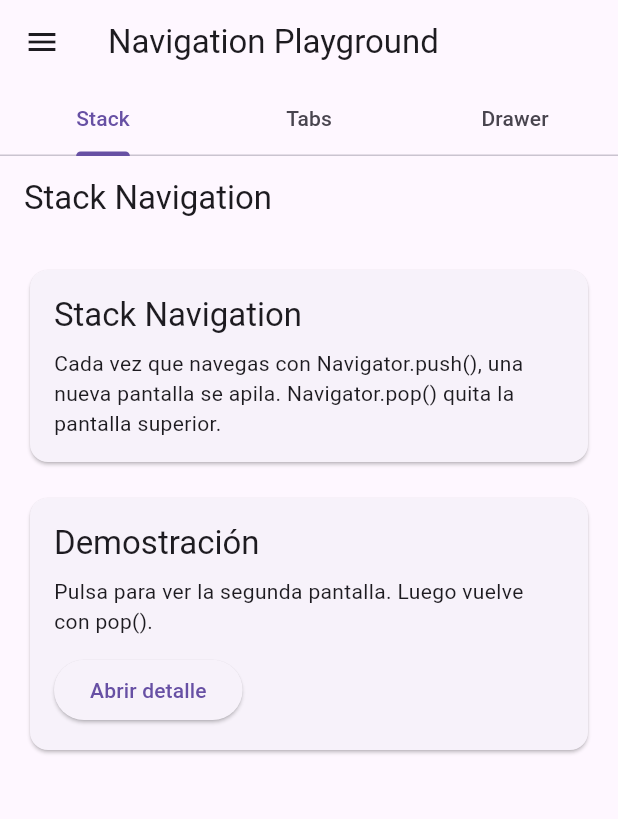
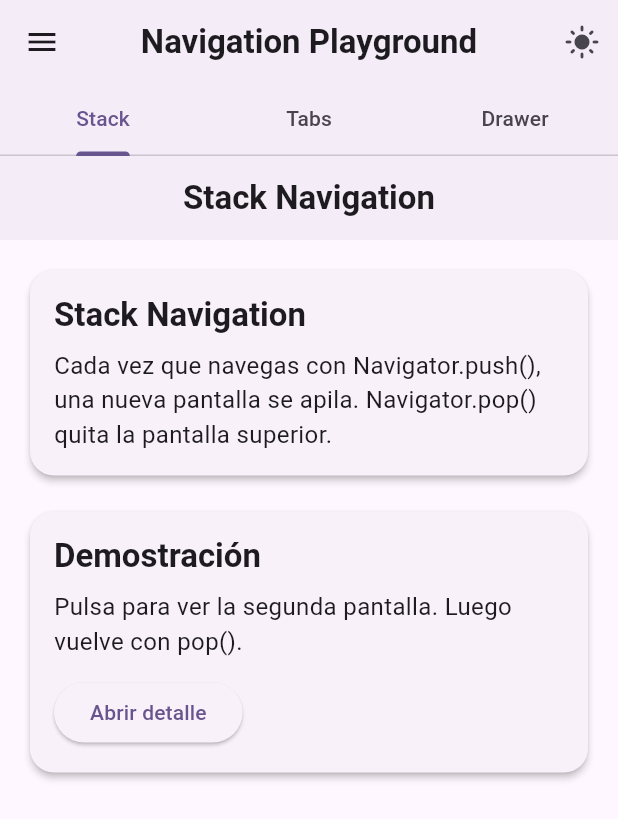
Before and after one commit to marcdevelopez/flutter-dart-labs, a Flutter app: the screen it shows after launch, on a phone screen of 412 x 824 dp. Shown: the top 819 px of the screen. Run offline on Flutter 3.47's test engine with Material 3 defaults, Android fonts, the phone set to English and light mode, and no system bars.

Commit message:
feat(mini-exercise-7-theming): implement light/dark theme system with ThemeData
- Add app_theme.dart with light and dark ThemeData definitions

- Implement ColorScheme.fromSeed for both themes

- Add custom AppBarTheme, CardThemeData and TextTheme

- Convert main.dart to StatefulWidget to support ThemeMode state

- Add _themeMode and _toggleTheme for switching themes in runtime

- Pass themeMode and onToggleTheme to NavigationHomeScreen

- Add theme toggle button (light/dark) in AppBar

- Update imports and apply consistent architecture for theming

```diff
--- a/mini_exercises/_7_navigation_in_flutter/lib/main.dart
+++ b/mini_exercises/_7_navigation_in_flutter/lib/main.dart
@@ -1,18 +1,43 @@
 import 'package:flutter/material.dart';
+import 'theme/app_theme.dart';
 import 'screens/navigation_home_screen.dart';
 
 void main() {
   runApp(const NavigationPlaygroundApp());
 }
 
-class NavigationPlaygroundApp extends StatelessWidget {
+class NavigationPlaygroundApp extends StatefulWidget {
   const NavigationPlaygroundApp({super.key});
+
+  @override
+  State<NavigationPlaygroundApp> createState() => _NavigationPlaygroundAppState();
+}
+
+class _NavigationPlaygroundAppState extends State<NavigationPlaygroundApp> {
+  // ESTADO DEL TEMA
+  ThemeMode _themeMode = ThemeMode.system;
+
+  void _toggleTheme() {
+    setState(() {
+      _themeMode = _themeMode == ThemeMode.light ? ThemeMode.dark : ThemeMode.light;
+    });
+  }
 
   @override
   Widget build(BuildContext context) {
     return MaterialApp(
       debugShowCheckedModeBanner: false,
-      home: NavigationHomeScreen(),
+
+      // TEMAS
+      theme: AppTheme.lightTheme,
+      darkTheme: AppTheme.darkTheme,
+      themeMode: _themeMode,
+
+      // PANTALLA PRINCIPAL
+      home: NavigationHomeScreen(
+        themeMode: _themeMode,
+        onToggleTheme: _toggleTheme,
+      ),
     );
   }
 }
--- a/mini_exercises/_7_navigation_in_flutter/lib/screens/navigation_home_screen.dart
+++ b/mini_exercises/_7_navigation_in_flutter/lib/screens/navigation_home_screen.dart
@@ -7,7 +7,13 @@ import 'settings_screen.dart';
 import 'about_screen.dart';
 
 class NavigationHomeScreen extends StatelessWidget {
-  const NavigationHomeScreen({super.key});
+  final ThemeMode themeMode;
+  final VoidCallback onToggleTheme;
+  const NavigationHomeScreen({
+    super.key,
+    required this.themeMode,
+    required this.onToggleTheme,
+  });
 
   @override
   Widget build(BuildContext context) {
@@ -16,6 +22,16 @@ class NavigationHomeScreen extends StatelessWidget {
       child: Scaffold(
         appBar: AppBar(
           title: const Text('Navigation Playground'),
+          actions: [
+            IconButton(
+              icon: Icon(
+                themeMode == ThemeMode.light
+                    ? Icons.dark_mode
+                    : Icons.light_mode,
+              ),
+              onPressed: onToggleTheme,
+            ),
+          ],
           bottom: const TabBar(
             tabs: [
               Tab(text: 'Stack'),
--- /dev/null
+++ b/mini_exercises/_7_navigation_in_flutter/lib/theme/app_theme.dart
@@ -0,0 +1,68 @@
+import 'package:flutter/material.dart';
+
+class AppTheme {
+  static final ThemeData lightTheme = _buildLightTheme();
+  static final ThemeData darkTheme = _buildDarkTheme();
+
+  // ---------------------------
+  // PRIVATE STYLE BUILDERS
+  // ---------------------------
+
+  static AppBarTheme _appBarTheme() {
+    return const AppBarTheme(centerTitle: true, elevation: 2);
+  }
+
+  static CardThemeData _cardTheme() {
+    return const CardThemeData(
+      elevation: 2,
+      margin: const EdgeInsets.all(12),
+      shape: RoundedRectangleBorder(
+        borderRadius: BorderRadius.all(Radius.circular(16)),
+      ),
+    );
+  }
+
+  static TextTheme _textTheme() {
+    return const TextTheme(
+      titleLarge: TextStyle(fontSize: 22, fontWeight: FontWeight.bold),
+      bodyMedium: TextStyle(fontSize: 16),
+      bodySmall: TextStyle(fontSize: 14),
+    );
+  }
+
+  // ---------------------------
+  // LIGHT THEME
+  // ---------------------------
+
+  static ThemeData _buildLightTheme() {
+    return ThemeData(
+      brightness: Brightness.light,
+      useMaterial3: true,
+      colorScheme: ColorScheme.fromSeed(
+        seedColor: Colors.deepPurple,
+        brightness: Brightness.light,
+      ),
+      appBarTheme: _appBarTheme(),
+      cardTheme: _cardTheme(),
+      textTheme: _textTheme(),
+    );
+  }
+
+  // ---------------------------
+  // DARK THEME
+  // ---------------------------
+
+  static ThemeData _buildDarkTheme() {
+    return ThemeData(
+      brightness: Brightness.dark,
+      useMaterial3: true,
+      colorScheme: ColorScheme.fromSeed(
+        seedColor: Colors.teal,
+        brightness: Brightness.dark,
+      ),
+      appBarTheme: _appBarTheme(),
+      cardTheme: _cardTheme(),
+      textTheme: _textTheme(),
+    );
+  }
+}
```
